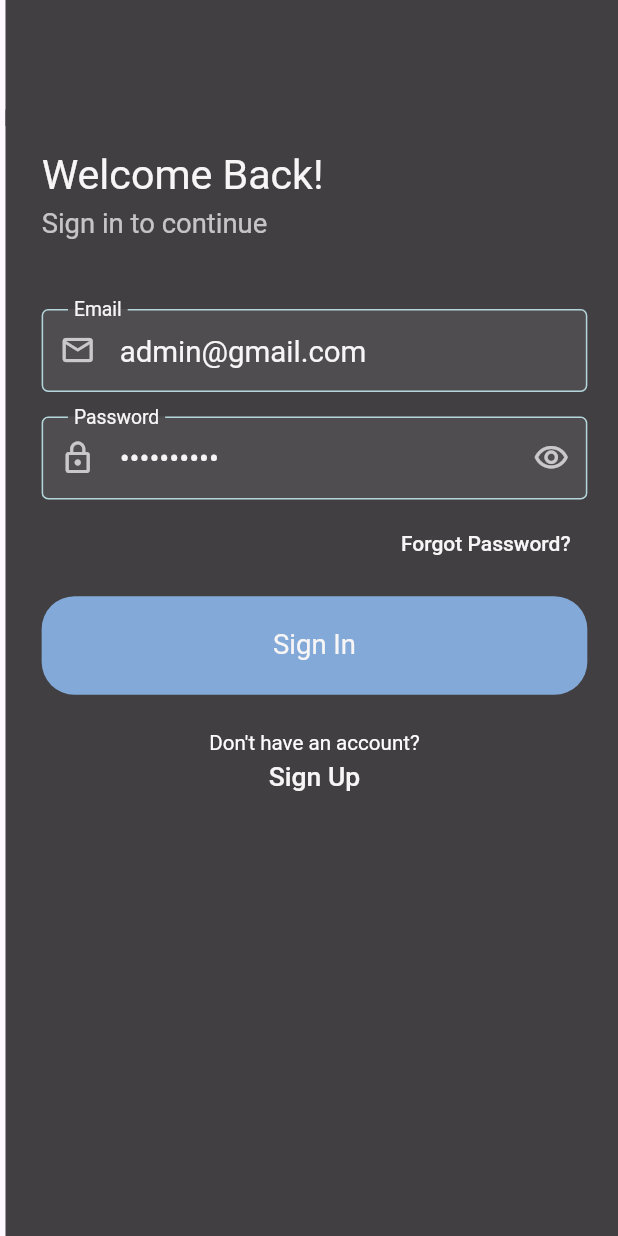
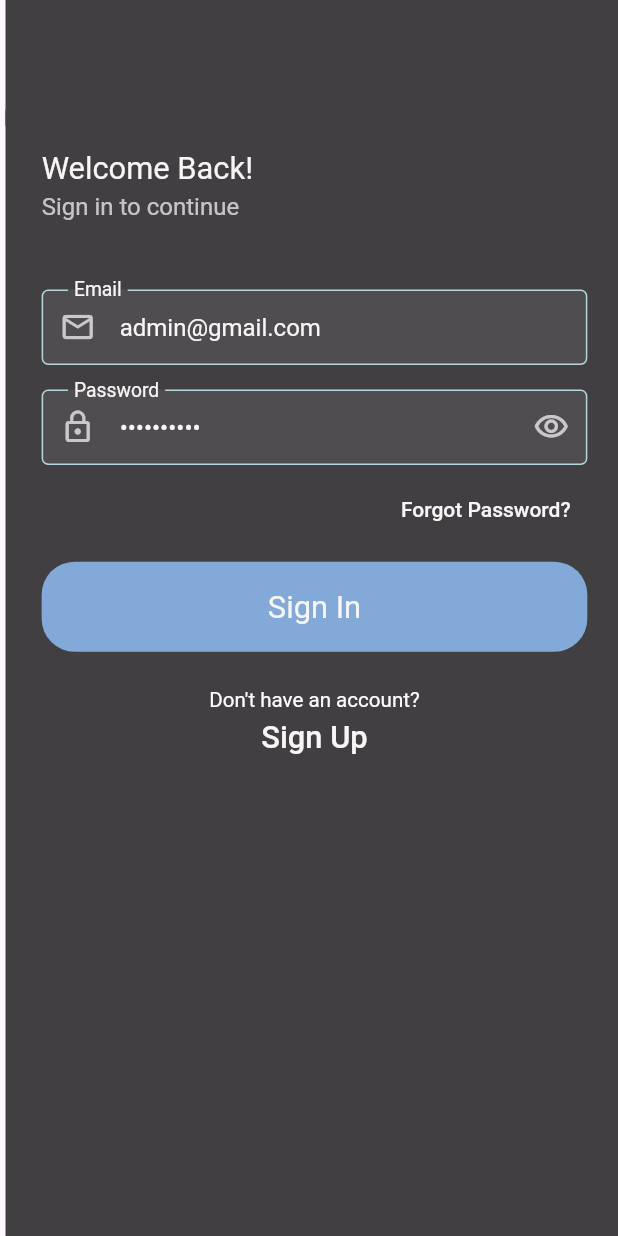
Before and after one commit to souhaibzarai/last_watched_tracker, a Flutter app: the screen it shows after launch, on a phone screen of 412 x 824 dp. Run offline on Flutter 3.47's test engine with Material 3 defaults, Android fonts, the phone set to English and light mode, and no system bars; our stand-ins replace cached_network_image, cloud_firestore, dartz, dio, firebase_auth, firebase_core and 6 more; accounts and stored records are empty; Roboto replaces fonts that are missing (mainFont).

Commit message:
styling for responsive ui

```diff
--- a/lib/common/app_commons.dart
+++ b/lib/common/app_commons.dart
@@ -14,19 +14,25 @@ class AppCommons {
       }
       ScaffoldMessenger.of(context).removeCurrentSnackBar();
       ScaffoldMessenger.of(context).showSnackBar(
-        SnackBar(content: Text(message), behavior: SnackBarBehavior.floating),
+        SnackBar(
+          content: Text(
+            message,
+            style: TextStyle(fontSize: 12.sp),
+          ),
+          behavior: SnackBarBehavior.floating,
+        ),
       );
     });
   }
 
   static Widget centerProgressIndicator = Center(
     child: Container(
-      width: 40.w,
-      height: 40.h,
+      width: 40,
+      height: 40,
       padding: const EdgeInsets.all(8.0).r,
       decoration: BoxDecoration(
         color: AppColors.previewTextBgColor.withAlpha(170),
-        borderRadius: BorderRadius.circular(10),
+        borderRadius: BorderRadius.circular(10).r,
       ),
       child: CircularProgressIndicator.adaptive(
         valueColor: AlwaysStoppedAnimation<Color>(AppColors.textColor),
@@ -45,12 +51,12 @@ class AppCommons {
           mainAxisAlignment: MainAxisAlignment.center,
           children: [
             Container(
-              width: 35.w,
-              height: 35.h,
+              width: 35,
+              height: 35,
               padding: const EdgeInsets.all(8.0).r,
               decoration: BoxDecoration(
                 color: AppColors.previewTextBgColor,
-                borderRadius: BorderRadius.circular(12),
+                borderRadius: BorderRadius.circular(12).r,
                 boxShadow: [
                   BoxShadow(
                     color: Colors.black.withAlpha(25),
--- a/lib/common/widgets/button/custom_reactive_button.dart
+++ b/lib/common/widgets/button/custom_reactive_button.dart
@@ -16,7 +16,7 @@ class CustomReactiveButton extends StatelessWidget {
     this.backgroundColor,
     this.textColor,
     this.padding = const EdgeInsets.symmetric(vertical: 10, horizontal: 20),
-    this.height,
+    this.height = 60,
   });
 
   final String? text;
@@ -25,7 +25,7 @@ class CustomReactiveButton extends StatelessWidget {
   final Color? backgroundColor;
   final Color? textColor;
   final EdgeInsets padding;
-  final double? height;
+  final double height;
 
   @override
   Widget build(BuildContext context) {
@@ -38,7 +38,7 @@ class CustomReactiveButton extends StatelessWidget {
             backgroundColor: backgroundColor ?? AppColors.buttonBgColor,
             foregroundColor: AppColors.textColor,
             shape: RoundedRectangleBorder(
-              borderRadius: BorderRadius.circular(20.r),
+              borderRadius: BorderRadius.circular(20).r,
               side: onPressed == null
                   ? BorderSide(color: AppColors.errorColor, width: 1)
                   : BorderSide.none,
@@ -46,7 +46,7 @@ class CustomReactiveButton extends StatelessWidget {
             padding: padding.r,
             minimumSize: Size(
               MediaQuery.of(context).size.width.w,
-              height ?? 60.h,
+              height,
             ),
           ),
           child: isLoading
@@ -54,7 +54,7 @@ class CustomReactiveButton extends StatelessWidget {
               : Text(
                   text ?? 'Continuer',
                   style: TextStyle(
-                    fontSize: 16.sp,
+                    fontSize: 18.sp,
                     color: onPressed == null
                         ? AppColors.errorColor
                         : AppColors.textColor, //
--- a/lib/common/widgets/custom_text_field.dart
+++ b/lib/common/widgets/custom_text_field.dart
@@ -1,4 +1,5 @@
 import 'package:flutter/material.dart';
+import 'package:flutter_screenutil/flutter_screenutil.dart';
 
 import '../../utils/theme/app_colors.dart';
 import '../app_commons.dart';
@@ -57,13 +58,18 @@ class CustomTextField extends StatelessWidget {
       minLines: isDescriptive ? 3 : 1,
       maxLines: isDescriptive ? 4 : 1,
       cursorErrorColor: AppColors.errorColor,
-      style: const TextStyle(color: AppColors.textColor),
+      style: TextStyle(
+        color: AppColors.textColor,
+        fontSize: 14.sp,
+        fontWeight: FontWeight.w400,
+      ),
       decoration: InputDecoration(
-        constraints: BoxConstraints(),
         labelText: labelText,
-        hintStyle: const TextStyle(color: Colors.white54),
         prefixIcon: prefixIcon != null
-            ? Icon(prefixIcon, color: Colors.white70)
+            ? Icon(
+                prefixIcon,
+                color: Colors.white70,
+              )
             : null,
         suffixIcon: suffixIcon,
         filled: true,
--- a/lib/common/widgets/scaffold/custom_app_bar.dart
+++ b/lib/common/widgets/scaffold/custom_app_bar.dart
@@ -46,7 +46,7 @@ class CustomAppBar extends StatelessWidget implements PreferredSizeWidget {
                         ),
                         child: Icon(
                           Icons.arrow_back_ios_outlined,
-                          size: 20.sp,
+                          size: 14.sp,
                           color: AppColors.textColor,
                         ),
                       ),
--- a/lib/features/auth/presentation/widgets/custom_auth_text.dart
+++ b/lib/features/auth/presentation/widgets/custom_auth_text.dart
@@ -21,13 +21,13 @@ class CustomAuthText extends StatelessWidget {
           title,
           style: TextStyle(
             overflow: TextOverflow.ellipsis,
-            fontSize: 24.sp,
+            fontSize: 18.sp,
             color: AppColors.textColor,
           ),
         ),
         Text(
           subTitle,
-          style: TextStyle(color: Colors.white70, fontSize: 16.sp),
+          style: TextStyle(color: Colors.white70, fontSize: 14.sp),
         ),
         SizedBox(height: 40.h),
       ],
--- a/lib/features/auth/presentation/widgets/under_button_text.dart
+++ b/lib/features/auth/presentation/widgets/under_button_text.dart
@@ -37,7 +37,8 @@ class UnderButtonText extends StatelessWidget {
               softWrap: true,
               clickableText,
               textAlign: TextAlign.center,
-              style: const TextStyle(
+              style: TextStyle(
+                fontSize: 18.sp,
                 color: AppColors.textColor,
                 fontWeight: FontWeight.w500,
               ),
```
